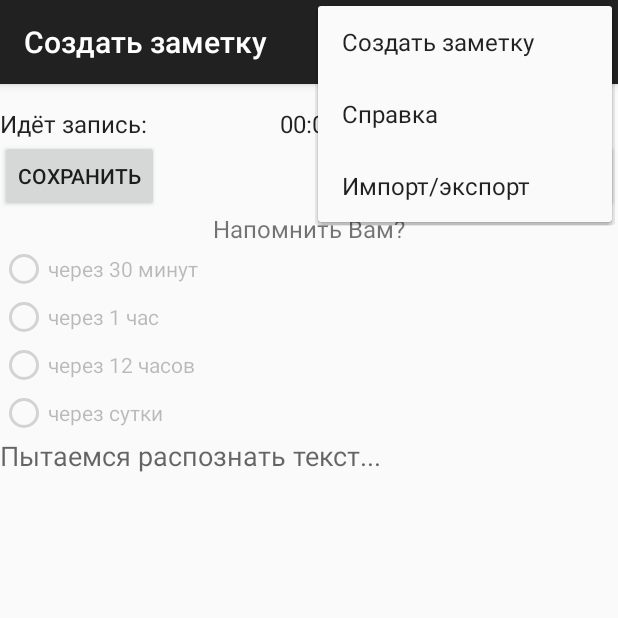
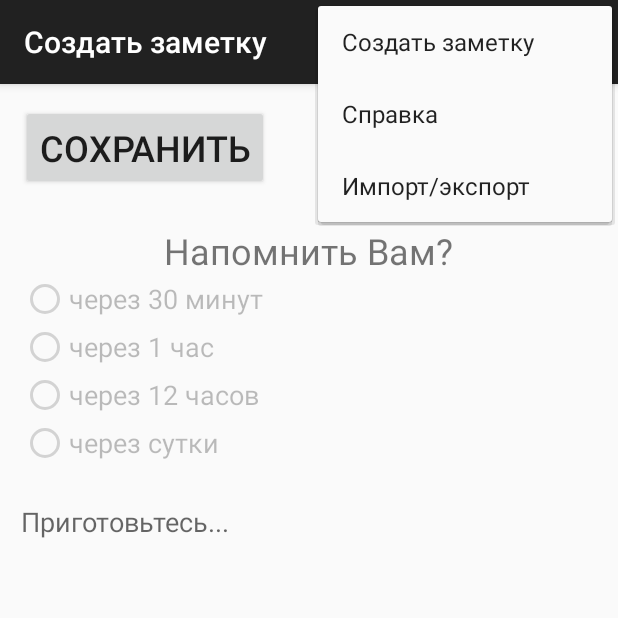
Before and after one commit to dartl/AndroidVoiceMemo, an Android app: the AddNoteActivity screen opened directly, with no data from a screen before it, with the options menu open, on a phone screen of 412 x 824 dp, the top half of it. Run offline under Robolectric (Android 15) with nearby library versions, the phone set to English and light mode, and no system bars.

Commit message:
Исправлен баг с наложением кнопок в Просмотре заметки Дата в Просмотре заметки перенесена под кнопки Поиск теперь работает сразу при вводе символов, убраны кнопки "Найти" и "Сброс" текст в заметке теперь можно выделять частями и копировать

```diff
--- a/app/src/main/AndroidManifest.xml
+++ b/app/src/main/AndroidManifest.xml
@@ -50,6 +50,7 @@
         <activity android:name=".ImportExportActivity"
             android:label="@string/app_name_addNote"
             android:launchMode="singleTop"
+            android:windowSoftInputMode="stateHidden"
             android:configChanges="keyboardHidden|orientation|screenSize">
         </activity>
 
--- a/app/src/main/java/com/androidvoicememo/AddNoteActivity.java
+++ b/app/src/main/java/com/androidvoicememo/AddNoteActivity.java
@@ -29,8 +29,6 @@ import java.util.List;
 public class AddNoteActivity extends MainActivity implements
         RecognitionListener {
 
-    public static final String DIRECTORY = "/VoiceNotes/";
-    private Chronometer timer;
     private Button btn_addNote_save;
     private Button btn_addNote_cancel;
     private TextView recognizeText;
@@ -70,11 +68,6 @@ public class AddNoteActivity extends MainActivity implements
                             "работы установите его.", Toast.LENGTH_LONG);
             toast.show();
         }
-
-        /* Запускаем таймер */
-        timer = (Chronometer) findViewById(R.id.addNote_timer);
-        timer.start();
-
         /* радио групп */
         radioGroupRemember = (RadioGroup) findViewById(R.id.radioGroupRemember);
         radioBtnRemember1 = (RadioButton) findViewById(R.id.radioBtnRemember1);
@@ -145,14 +138,12 @@ public class AddNoteActivity extends MainActivity implements
 
     @Override
     public void onReadyForSpeech(Bundle params) {
-
+        recognizeText.setText(getResources().getText(R.string.addNote_recognitionText));
     }
 
     @Override
     public void onBeginningOfSpeech() {
-        Toast toast = Toast.makeText(getApplicationContext(),
-                "Произнесите текст заметки", Toast.LENGTH_SHORT);
-        toast.show();
+
     }
 
     @Override
@@ -167,7 +158,6 @@ public class AddNoteActivity extends MainActivity implements
 
     @Override
     public void onEndOfSpeech() {
-        timer.stop();
         if (spokenText == null) {
             spokenText = "Текст не удалось распознать";
             recognizeText.setText(spokenText);
--- a/app/src/main/java/com/androidvoicememo/MainActivity.java
+++ b/app/src/main/java/com/androidvoicememo/MainActivity.java
@@ -1,6 +1,7 @@
 package com.androidvoicememo;
 
 import android.app.AlarmManager;
+import android.app.NotificationManager;
 import android.app.PendingIntent;
 import android.content.ContentValues;
 import android.content.Context;
@@ -10,14 +11,20 @@ import android.database.sqlite.SQLiteDatabase;
 import android.database.sqlite.SQLiteException;
 import android.support.v7.app.ActionBarActivity;
 import android.os.Bundle;
+import android.text.Editable;
+import android.text.TextWatcher;
+import android.view.KeyEvent;
 import android.view.Menu;
 import android.view.MenuItem;
+import android.view.MotionEvent;
 import android.view.View;
 import android.view.inputmethod.InputMethodManager;
 import android.widget.AdapterView;
 import android.widget.Button;
 import android.widget.EditText;
+import android.widget.ImageButton;
 import android.widget.ListView;
+import android.widget.TextView;
 import android.widget.Toast;
 
 import com.androidvoicememo.adapters.CursorNoteAdapter;
@@ -33,6 +40,7 @@ public class MainActivity extends ActionBarActivity implements View.OnClickListe
     private ListView listViewNodes;
     private Button btn_Search;
     private Button btn_Search_Clear;
+    private ImageButton imageButtonCancelSearch;
     private EditText editText_SearchPhrase;
     // массив имен атрибутов, из которых будут читаться данные
     private String[] from = {SQLiteDBHelper.NOTES_TABLE_COLUMN_TEXT_NOTE,
@@ -50,6 +58,16 @@ public class MainActivity extends ActionBarActivity implements View.OnClickListe
     private static final int EXPORT_NOTE = 402;
     // Указательна БД
     SQLiteDatabase db;
+
+
+    @Override
+    protected void onResume() {
+        super.onResume();
+        editText_SearchPhrase.setText(getResources().getText(R.string.main_searchPhrase));
+        cursor_Notes = getAllNotes();
+        sAdapterNotes.changeCursor(cursor_Notes);
+    }
+
 
     @Override
     protected void onCreate(Bundle savedInstanceState) {
@@ -95,10 +113,9 @@ public class MainActivity extends ActionBarActivity implements View.OnClickListe
         /* Обработка событий клика */
         btn_show_AddNote = (Button) findViewById(R.id.btn_show_AddNote);
         btn_show_AddNote.setOnClickListener(this);
-        btn_Search = (Button) findViewById(R.id.btn_Search);
-        btn_Search.setOnClickListener(this);
-        btn_Search_Clear = (Button) findViewById(R.id.btn_Search_Clear);
-        btn_Search_Clear.setOnClickListener(this);
+        imageButtonCancelSearch = (ImageButton) findViewById(R.id.imageButtonCancelSearch);;
+        imageButtonCancelSearch.setOnClickListener(this);
+
         editText_SearchPhrase = (EditText) findViewById(R.id.editText_SearchPhrase);
         editText_SearchPhrase.setOnClickListener(new View.OnClickListener() {
             @Override
@@ -106,32 +123,60 @@ public class MainActivity extends ActionBarActivity implements View.OnClickListe
                 ((EditText) v).setText("");
             }
         });
+
+        editText_SearchPhrase.setOnEditorActionListener(new TextView.OnEditorActionListener() {
+            public boolean onEditorAction(TextView v, int actionId, KeyEvent event) {
+                if (event != null && event.getKeyCode() == KeyEvent.KEYCODE_ENTER) {
+                    EditText eText = (EditText) v;
+                    InputMethodManager imm = (InputMethodManager) getSystemService(Context.INPUT_METHOD_SERVICE);
+                    imm.hideSoftInputFromWindow(getCurrentFocus().getWindowToken(), InputMethodManager.HIDE_NOT_ALWAYS);
+                    if (eText.getText().toString().length() == 0) {
+                        eText.setText(getResources().getText(R.string.main_searchPhrase));
+                        cursor_Notes = getAllNotes();
+                        sAdapterNotes.changeCursor(cursor_Notes);
+                    }
+                    return true;
+                }
+                return false;
+            }
+        });
+        editText_SearchPhrase.addTextChangedListener(new TextWatcher() {
+            @Override
+            public void afterTextChanged(Editable s) {
+            }
+
+            @Override
+            public void beforeTextChanged(CharSequence s, int start,
+                                          int count, int after) {
+            }
+
+            @Override
+            public void onTextChanged(CharSequence s, int start,
+                                      int before, int count) {
+                String str = s.toString();
+                str.toLowerCase();
+
+                cursor_Notes_Search = db.rawQuery("SELECT * FROM " +
+                        SQLiteDBHelper.NOTES_TABLE_NAME + " WHERE (lower(" +
+                        SQLiteDBHelper.NOTES_TABLE_COLUMN_TEXT_NOTE + ") like '%" + s +"%') ORDER BY " +
+                        SQLiteDBHelper.NOTES_TABLE_COLUMN_DATE + " DESC", null);
+
+                sAdapterNotes.changeCursor(cursor_Notes_Search);
+            }
+        });
     }
 
     @Override
     public void onClick(View v) {
-        InputMethodManager imm = (InputMethodManager) getSystemService(Context.INPUT_METHOD_SERVICE);
+
         switch (v.getId()) {
             /* Клик по кнопке "Добавить заметку" */
             case R.id.btn_show_AddNote:
                 Intent intent = new Intent(this, AddNoteActivity.class);
                 startActivityForResult(intent, ADD_NEW_NOTE);
                 break;
-            case R.id.btn_Search:
-                String s = editText_SearchPhrase.getText().toString();
-                editText_SearchPhrase.clearFocus();
-                s = s.toLowerCase();
-
-                imm.hideSoftInputFromWindow(getCurrentFocus().getWindowToken(), InputMethodManager.HIDE_NOT_ALWAYS);
-
-                cursor_Notes_Search = db.rawQuery("SELECT * FROM " +
-                        SQLiteDBHelper.NOTES_TABLE_NAME + " WHERE (lower(" +
-                                SQLiteDBHelper.NOTES_TABLE_COLUMN_TEXT_NOTE + ") like '%" + s +"%') ORDER BY " +
-                        SQLiteDBHelper.NOTES_TABLE_COLUMN_ID + " DESC", null);
-
-                sAdapterNotes.changeCursor(cursor_Notes_Search);
-                break;
-            case R.id.btn_Search_Clear:
+            case R.id.imageButtonCancelSearch:
+                InputMethodManager imm = (InputMethodManager) getSystemService(Context.INPUT_METHOD_SERVICE);
                 imm.hideSoftInputFromWindow(getCurrentFocus().getWindowToken(), InputMethodManager.HIDE_NOT_ALWAYS);
                 editText_SearchPhrase.setText(getResources().getText(R.string.main_searchPhrase));
                 cursor_Notes = getAllNotes();
@@ -207,6 +252,8 @@ public class MainActivity extends ActionBarActivity implements View.OnClickListe
             Note delete_note = (Note) data.getSerializableExtra("delete_note");
             data.removeExtra("delete_note");
             int delCount = db.delete(SQLiteDBHelper.NOTES_TABLE_NAME, "_id = " + delete_note.getId(), null);
+            NotificationManager nm = (NotificationManager) this.getSystemService(Context.NOTIFICATION_SERVICE);
+            nm.cancel(TimeNotification.NOTIFY_TAG,delete_note.getId());
             cursor_Notes = getAllNotes();
             sAdapterNotes.changeCursor(cursor_Notes);
             Toast toast = Toast.makeText(getApplicationContext(),
@@ -234,7 +281,7 @@ public class MainActivity extends ActionBarActivity implements View.OnClickListe
 
     private Cursor getAllNotes() {
         return db.rawQuery("SELECT * FROM " +
-                SQLiteDBHelper.NOTES_TABLE_NAME + " ORDER BY " + SQLiteDBHelper.NOTES_TABLE_COLUMN_ID
+                SQLiteDBHelper.NOTES_TABLE_NAME + " ORDER BY " + SQLiteDBHelper.NOTES_TABLE_COLUMN_DATE
                 + " DESC", null);
     }
 
--- a/app/src/main/java/com/androidvoicememo/adapters/CursorNoteAdapter.java
+++ b/app/src/main/java/com/androidvoicememo/adapters/CursorNoteAdapter.java
@@ -6,6 +6,8 @@ import android.view.View;
 import android.view.ViewGroup;
 import android.widget.SimpleCursorAdapter;
 import android.widget.TextView;
+
+import com.androidvoicememo.R;
 
 /**
  * Created by Dartl on 03.03.2016.
@@ -25,7 +27,10 @@ public class CursorNoteAdapter extends SimpleCursorAdapter {
             text = text.substring(0, 100);
             text += "...";
         }
+        /*if (v.getId() == R.id.){
 
+        }
+*/
 
         super.setViewText(v, text);
         // если нужный нам TextView, то разрисовываем
--- a/app/src/main/java/com/androidvoicememo/adapters/TimeNotification.java
+++ b/app/src/main/java/com/androidvoicememo/adapters/TimeNotification.java
@@ -20,7 +20,7 @@ import com.androidvoicememo.model.Note;
  */
 public class TimeNotification extends BroadcastReceiver {
     private static final int NOTIFY_CODE = 101;
-    private static final String NOTIFY_TAG = "VOICE_NOTE";
+    public static final String NOTIFY_TAG = "VOICE_NOTE";
 
     NotificationManager nm;
     @Override
--- a/app/src/main/res/layout/add_note.xml
+++ b/app/src/main/res/layout/add_note.xml
@@ -1,35 +1,21 @@
 <?xml version="1.0" encoding="utf-8"?>
 <RelativeLayout xmlns:android="http://schemas.android.com/apk/res/android"
+    android:paddingLeft="@dimen/activity_horizontal_margin"
+    android:paddingRight="@dimen/activity_horizontal_margin"
+    android:paddingTop="@dimen/activity_vertical_margin"
+    android:paddingBottom="@dimen/activity_vertical_margin"
     android:layout_width="match_parent" android:layout_height="match_parent">
-
-    <TextView
-        android:layout_width="wrap_content"
-        android:layout_height="wrap_content"
-        android:textAppearance="?android:attr/textAppearanceLarge"
-        android:text="@string/addNote_record"
-        android:id="@+id/textView"
-        android:textSize="@dimen/heading_size"
-        android:layout_marginTop="15dp"
-        android:layout_alignParentTop="true"
-        android:layout_alignLeft="@+id/btn_addNote_save"
-        android:layout_alignStart="@+id/btn_addNote_save" />
-
-    <Chronometer
-        android:layout_width="wrap_content"
-        android:layout_height="wrap_content"
-        android:id="@+id/addNote_timer"
-        android:textSize="@dimen/time_size"
-        android:layout_above="@+id/btn_addNote_cancel"
-        android:layout_centerHorizontal="true" />
 
     <Button
         android:layout_width="wrap_content"
         android:layout_height="wrap_content"
         android:text="@string/addNote_save"
         android:id="@+id/btn_addNote_save"
-        android:layout_below="@+id/textView"
         android:layout_alignParentLeft="true"
-        android:layout_alignParentStart="true" />
+        android:layout_alignParentStart="true"
+        android:textSize="@dimen/addNote_heading_size"
+        android:paddingTop="@dimen/addNote_button_padding"
+        android:paddingBottom="@dimen/addNote_button_padding" />
 
     <Button
         android:layout_width="wrap_content"
@@ -38,16 +24,20 @@
         android:id="@+id/btn_addNote_cancel"
         android:layout_above="@+id/textView2"
         android:layout_alignParentRight="true"
-        android:layout_alignParentEnd="true" />
+        android:layout_alignParentEnd="true"
+        android:textSize="@dimen/addNote_heading_size"
+        android:paddingTop="@dimen/addNote_button_padding"
+        android:paddingBottom="@dimen/addNote_button_padding" />
 
     <TextView
         android:layout_width="wrap_content"
         android:layout_height="wrap_content"
         android:text="@string/addNote_remember"
         android:id="@+id/textView2"
-        android:textSize="@dimen/heading_size"
+        android:textSize="@dimen/addNote_heading_size"
         android:layout_below="@+id/btn_addNote_save"
-        android:layout_centerHorizontal="true" />
+        android:layout_centerHorizontal="true"
+        android:layout_marginTop="@dimen/addNote_heading_top_margin" />
 
     <LinearLayout
         android:orientation="vertical"
@@ -76,7 +66,8 @@
                 android:id="@+id/radioBtnRemember1"
                 android:layout_below="@+id/textView2"
                 android:layout_centerHorizontal="true"
-                android:checked="false" />
+                android:checked="false"
+                android:textSize="@dimen/addNote_body_size" />
 
             <RadioButton
                 android:layout_width="wrap_content"
@@ -86,7 +77,8 @@
                 android:checked="false"
                 android:layout_alignBottom="@+id/textView"
                 android:layout_toLeftOf="@+id/addNote_timer"
-                android:layout_toStartOf="@+id/addNote_timer" />
+                android:layout_toStartOf="@+id/addNote_timer"
+                android:textSize="@dimen/addNote_body_size" />
 
             <RadioButton
                 android:layout_width="wrap_content"
@@ -96,7 +88,8 @@
                 android:checked="false"
                 android:layout_below="@+id/radioBtnRemember2"
                 android:layout_alignLeft="@+id/radioBtnRemember2"
-                android:layout_alignStart="@+id/radioBtnRemember2" />
+                android:layout_alignStart="@+id/radioBtnRemember2"
+                android:textSize="@dimen/addNote_body_size" />
 
             <RadioButton
                 android:layout_width="wrap_content"
@@ -106,20 +99,23 @@
                 android:checked="false"
                 android:layout_below="@+id/radioBtnRemember3"
                 android:layout_alignLeft="@+id/radioBtnRemember2"
-                android:layout_alignStart="@+id/radioBtnRemember2" />
+                android:layout_alignStart="@+id/radioBtnRemember2"
+                android:textSize="@dimen/addNote_body_size" />
         </RadioGroup>
 
         <TextView
             android:layout_width="wrap_content"
             android:layout_height="wrap_content"
             android:textAppearance="?android:attr/textAppearanceMedium"
-            android:text="@string/addNote_recognitionText"
+            android:text="@string/addNote_ready"
             android:id="@+id/recognizeText"
             android:gravity="top|fill_vertical"
             android:inputType="textAutoCorrect|textMultiLine"
             android:layout_centerVertical="true"
             android:layout_alignParentLeft="true"
-            android:layout_alignParentStart="true" />
+            android:layout_alignParentStart="true"
+            android:textSize="@dimen/addNote_body_size"
+            android:layout_marginTop="@dimen/addNote_heading_top_margin" />
     </LinearLayout>
 
 </RelativeLayout>
--- a/app/src/main/res/layout/reference_activity.xml
+++ b/app/src/main/res/layout/reference_activity.xml
@@ -2,6 +2,10 @@
 <ScrollView xmlns:android="http://schemas.android.com/apk/res/android"
     android:layout_width="wrap_content"
     android:layout_height="wrap_content"
+    android:paddingLeft="@dimen/activity_horizontal_margin"
+    android:paddingRight="@dimen/activity_horizontal_margin"
+    android:paddingTop="@dimen/activity_vertical_margin"
+    android:paddingBottom="@dimen/activity_vertical_margin"
     android:id="@+id/scrollView2">
     <RelativeLayout
         android:layout_width="wrap_content" android:layout_height="match_parent">
--- a/app/src/main/res/values-w820dp/dimens.xml
+++ b/app/src/main/res/values-w820dp/dimens.xml
@@ -3,4 +3,16 @@
          (such as screen margins) for screens with more than 820dp of available width. This
          would include 7" and 10" devices in landscape (~960dp and ~1280dp respectively). -->
     <dimen name="activity_horizontal_margin">64dp</dimen>
+
+    <!-- Размеры окно просмотра -->
+    <dimen name="viewNote_heading_size">32sp</dimen>
+
+    <!-- Размеры основное окно -->
+    <dimen name="main_heading_size">32sp</dimen>
+
+    <!-- Размеры окно добавления заметки -->
+    <dimen name="addNote_body_size">24sp</dimen>
+    <dimen name="addNote_heading_size">32sp</dimen>
+    <dimen name="addNote_button_padding">18dp</dimen>
+    <dimen name="addNote_heading_top_margin">32dp</dimen>
 </resources>
--- a/app/src/main/res/values/dimens.xml
+++ b/app/src/main/res/values/dimens.xml
@@ -1,9 +1,18 @@
 <resources>
     <!-- Default screen margins, per the Android Design guidelines. -->
-    <dimen name="activity_horizontal_margin">16dp</dimen>
-    <dimen name="activity_vertical_margin">16dp</dimen>
+    <dimen name="activity_horizontal_margin">14dp</dimen>
+    <dimen name="activity_vertical_margin">14dp</dimen>
 
-    <!-- Размер таймера -->
-    <dimen name="time_size">16sp</dimen>
-    <dimen name="heading_size">16sp</dimen>
+    <!-- Размеры окно просмотра -->
+    <dimen name="viewNote_heading_size">16sp</dimen>
+    <dimen name="viewNote_body_size">24sp</dimen>
+
+    <!-- Размеры основное окно -->
+    <dimen name="main_heading_size">24sp</dimen>
+
+    <!-- Размеры окно добавления заметки -->
+    <dimen name="addNote_body_size">18sp</dimen>
+    <dimen name="addNote_heading_size">24sp</dimen>
+    <dimen name="addNote_button_padding">12dp</dimen>
+    <dimen name="addNote_heading_top_margin">24dp</dimen>
 </resources>
--- a/app/src/main/res/values/strings.xml
+++ b/app/src/main/res/values/strings.xml
@@ -16,16 +16,15 @@
 
         <!-- Основное окно -->
         <string name="main_add_memo">Сделать заметку</string>
-        <string name="main_search">Найти</string>
         <string name="main_delete_note">Удалить</string>
-        <string name="main_clear">Сброс</string>
         <string name="main_searchPhrase">Поисковая фраза</string>
 
         <!-- Окно Сделать запись -->
         <string name="addNote_record">Идёт запись: </string>
         <string name="addNote_save">Сохранить</string>
         <string name="addNote_cancel">Отменить</string>
-        <string name="addNote_recognitionText">Пытаемся распознать текст...</string>
+        <string name="addNote_ready">Приготовьтесь...</string>
+        <string name="addNote_recognitionText">Говорите, а мы попытаемся распознать текст...</string>
         <string name="addNote_remember">Напомнить Вам?</string>
         <string name="addNote_remember_30">через 30 минут</string>
         <string name="addNote_remember_60">через 1 час</string>
@@ -33,7 +32,7 @@
         <string name="addNote_remember_24">через сутки</string>
 
         <!-- Окно просмотреть запись -->
-        <string name="viewNote_copy">Коппировать текст заметки</string>
+        <string name="viewNote_copy">Скопировать весь текст</string>
         <string name="viewNote_listen">Прослушать</string>
 
         <!-- Окно справки -->
@@ -71,4 +70,5 @@
         <string name="export_import_ImportAction">Импортировать</string>
         <string name="export_import_NamingFile">Название файла:</string>
         <string name="export_import_SelectFile">Выбрать файл</string>
+        <string name="export_import_TV_SelectFile">Файл не выбран...</string>
 </resources>
```
Also changed, not shown: app/src/main/java/com/androidvoicememo/ImportExportActivity.java (+7 -0 lines), app/src/main/res/layout/activity_main.xml (+17 -21 lines), app/src/main/res/layout/import_export_activity.xml (+14 -0 lines), app/src/main/res/layout/view_note_activity.xml (+17 -8 lines).
